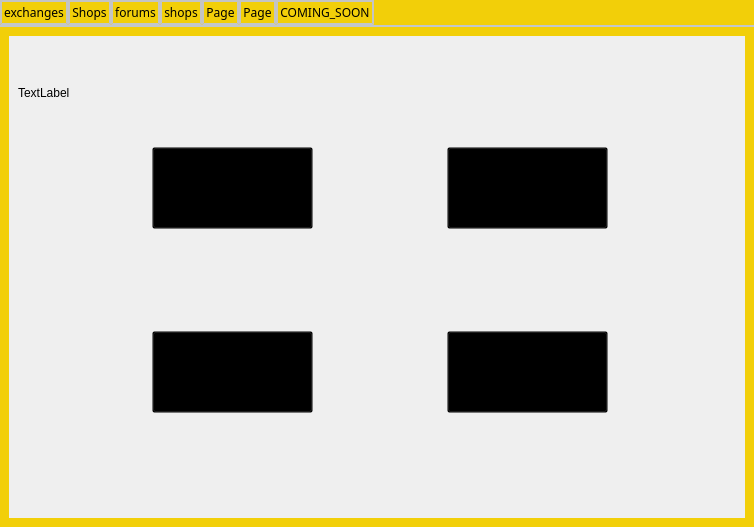
Qt form src/qt/forms/shoppingpage.ui (mbirtwistle/net2) before a commit.
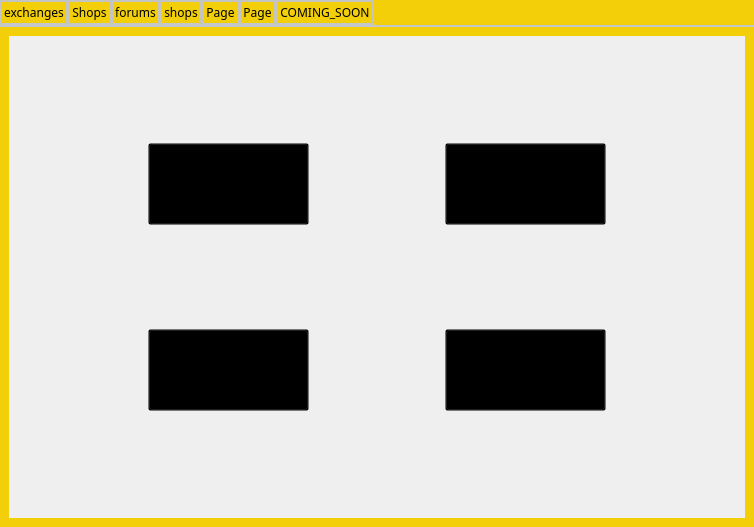
The same form after that commit. Icons and pictures are not drawn.

```diff
--- a/src/qt/forms/shoppingpage.ui
+++ b/src/qt/forms/shoppingpage.ui
@@ -1034,13 +1034,6 @@
            </size>
           </property>
           <layout class="QGridLayout" name="gridLayout">
-           <item row="0" column="0">
-            <widget class="QLabel" name="label_3">
-             <property name="text">
-              <string>TextLabel</string>
-             </property>
-            </widget>
-           </item>
            <item row="0" column="1">
             <spacer name="verticalSpacer_12">
              <property name="orientation">
```
